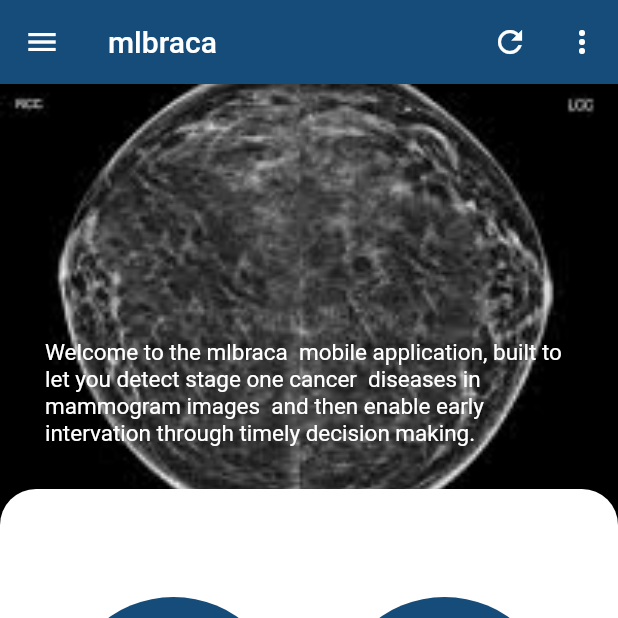
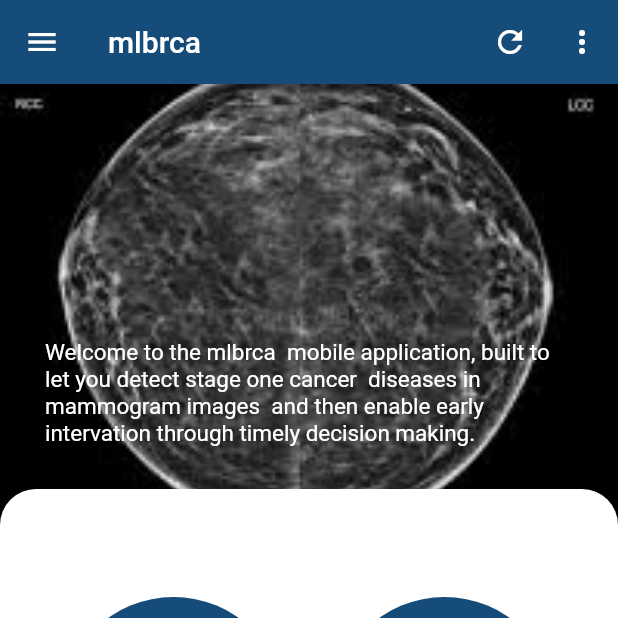
Before and after one commit to omicscodeathon/mlbrca, a Flutter app: the screen it shows after launch, on a phone screen of 412 x 824 dp, the top half of it. Run offline on Flutter 3.47's test engine with Material 2 defaults, Android fonts, the phone set to English and light mode, and no system bars; our stand-ins replace dio, flutter_svg, image_picker; missing offline and left inert: images_picker, tflite.

Commit message:
changing to the correct name of the application

```diff
--- a/pipeline/breast_cancer_detector/lib/screens/body.dart
+++ b/pipeline/breast_cancer_detector/lib/screens/body.dart
@@ -215,7 +215,7 @@ class _WeedRecognizerState extends State<WeedRecognizer> {
       //       print("Menu being  displayed");
       //     },
       // ),
-      title: const Text('mlbraca', style: TextStyle(fontSize: 20)),
+      title: const Text('mlbrca', style: TextStyle(fontSize: 20)),
       actions: <Widget>[
         IconButton(
           icon: const Icon(Icons.refresh),
@@ -267,7 +267,7 @@ class _WeedRecognizerState extends State<WeedRecognizer> {
                       child: Container(
                           padding: const EdgeInsets.all(30.0),
                           child: const Text(
-                            "Welcome to the mlbraca  mobile application, built to let you detect stage one cancer  diseases in mammogram images  and then enable early intervation through timely decision making.",
+                            "Welcome to the mlbrca  mobile application, built to let you detect stage one cancer  diseases in mammogram images  and then enable early intervation through timely decision making.",
                             style:
                                 TextStyle(fontSize: 15.0, color: Colors.white),
                           )),
--- a/pipeline/breast_cancer_detector/lib/screens/navBar.dart
+++ b/pipeline/breast_cancer_detector/lib/screens/navBar.dart
@@ -10,7 +10,7 @@ class NavBar extends StatelessWidget {
         padding: EdgeInsets.zero,
         children: [
           UserAccountsDrawerHeader(
-            accountName: const Text("mlbraca"),
+            accountName: const Text("mlbrca"),
             accountEmail: const Text("muwongelawrence44@gmail.com"),
             currentAccountPicture: CircleAvatar(
               child: ClipOval(
--- a/pipeline/breast_cancer_detector/lib/screens/processImage.dart
+++ b/pipeline/breast_cancer_detector/lib/screens/processImage.dart
@@ -190,7 +190,7 @@ PreferredSizeWidget buildAppBarWidget(BuildContext context) {
           color: Colors.white,
         ),
         onPressed: () => Navigator.pop(context)),
-    title: const Text('mlbraca', style: TextStyle(fontSize: 20)),
+    title: const Text('mlbrca', style: TextStyle(fontSize: 20)),
     actions: <Widget>[
       IconButton(
         icon: const Icon(Icons.refresh),
@@ -201,7 +201,7 @@ PreferredSizeWidget buildAppBarWidget(BuildContext context) {
       IconButton(
         icon: const Icon(Icons.more_vert),
         onPressed: () {
-          print("more verting in the application.");
+          print("More verting in the application.");
         },
       ),
     ],
```
